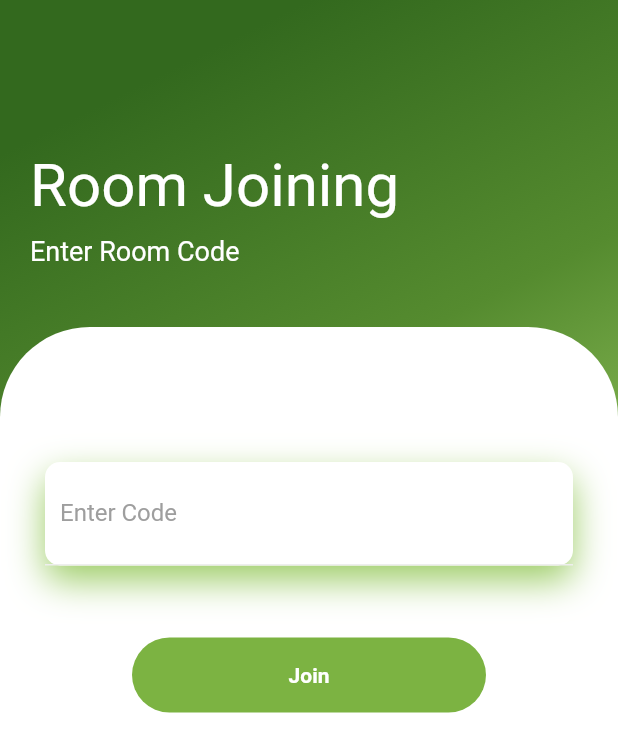
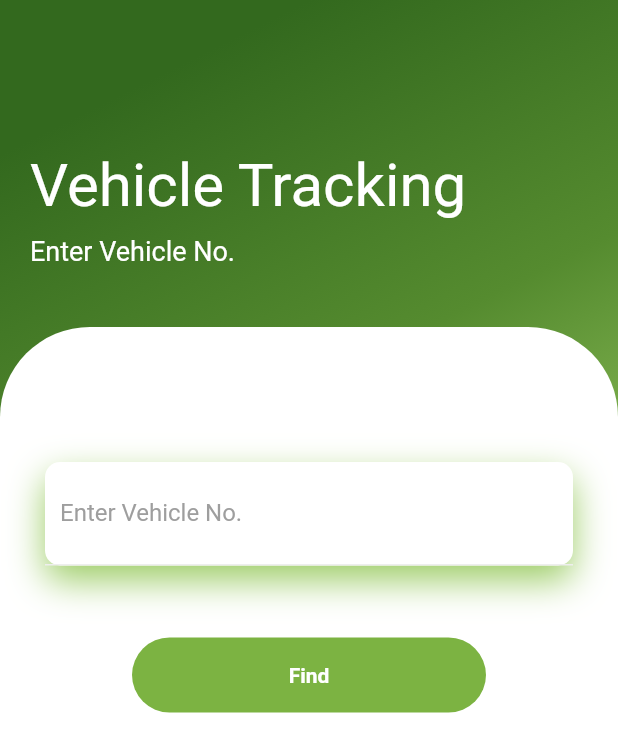
Before and after one commit to shedmekhe/Tech-Titans, a Flutter app: the RoomGenerationJoin screen opened by its route, on a phone screen of 412 x 824 dp. Shown: the top 752 px of the screen. Run offline on Flutter 3.47's test engine with Material 2 defaults, Android fonts, the light colour scheme and no system bars; our stand-ins replace cloud_firestore, firebase_core, flutter_map, get_storage, google_maps_flutter, latlong2 and 4 more; missing offline and left inert: custom_info_window, flutter_share, shrink_sidemenu; accounts and stored records are empty.

Commit message:
Changes done on text in UI

```diff
--- a/lib/screens/home_screen.dart
+++ b/lib/screens/home_screen.dart
@@ -74,7 +74,7 @@ class _HomeScreenState extends State<HomeScreen> {
                                 )));
                   },
                   child: const Text(
-                    "Create Room",
+                    "Registration",
                   ),
                 ),
                 const SizedBox(
@@ -90,7 +90,7 @@ class _HomeScreenState extends State<HomeScreen> {
                                 )));
                   },
                   child: const Text(
-                    "Join Room",
+                    "Tracking",
                   ),
                 ),
               ],
--- a/lib/screens/room_gen_join.dart
+++ b/lib/screens/room_gen_join.dart
@@ -24,7 +24,7 @@ class _RoomGenerationJoinState extends State<RoomGenerationJoin> {
   final loc.Location location = loc.Location();
   StreamSubscription<loc.LocationData> _locationSubscription;
   final box = GetStorage();
-  String room_name;
+  String vehicleNo;
   String roomCodeforjoin;
   _getLocation(String roomId, String userId) async {
     try {
@@ -52,7 +52,7 @@ class _RoomGenerationJoinState extends State<RoomGenerationJoin> {
     await FirebaseFirestore.instance
         .collection('location')
         .doc(roomId)
-        .set({"room_name": roomName}, SetOptions(merge: true));
+        .set({"vehicleNo": roomName}, SetOptions(merge: true));
   }
 
   Future<void> _listenLocation(String roomId, String userId) async {
@@ -136,7 +136,7 @@ class _RoomGenerationJoinState extends State<RoomGenerationJoin> {
                     FadeAnimation(
                         1,
                         Text(
-                          "Room Creation",
+                          "Vehicle Registration",
                           style: TextStyle(color: Colors.white, fontSize: 40),
                         )),
                     SizedBox(
@@ -145,7 +145,7 @@ class _RoomGenerationJoinState extends State<RoomGenerationJoin> {
                     FadeAnimation(
                         1.3,
                         Text(
-                          "Enter Room Name ",
+                          "Enter Vehicle No.",
                           style: TextStyle(color: Colors.white, fontSize: 18),
                         )),
                   ],
@@ -190,12 +190,12 @@ class _RoomGenerationJoinState extends State<RoomGenerationJoin> {
                                                       Colors.grey.shade200))),
                                       child: TextField(
                                         decoration: const InputDecoration(
-                                            hintText: "Room Name",
+                                            hintText: "Vehicle No.",
                                             hintStyle:
                                                 TextStyle(color: Colors.grey),
                                             border: InputBorder.none),
                                         onChanged: (value) {
-                                          room_name = value;
+                                          vehicleNo = value;
                                         },
                                       ),
                                     ),
@@ -209,16 +209,16 @@ class _RoomGenerationJoinState extends State<RoomGenerationJoin> {
                               1.6,
                               TextButton(
                                 onPressed: () async {
-                                  if (room_name == null) {
+                                  if (vehicleNo == null) {
                                     const snackBar = SnackBar(
-                                      content: Text('Enter Room Name'),
+                                      content: Text('Enter Vehicle No.'),
                                     );
                                     ScaffoldMessenger.of(context)
                                         .showSnackBar(snackBar);
                                   } else {
-                                    String roomCode = generateRandomString(6);
+                                    String roomCode = vehicleNo;
                                     print("room code " + roomCode.toString());
-                                    _create_Room(roomCode, room_name);
+                                    _create_Room(roomCode, vehicleNo);
 
                                     var snapshot = await FirebaseFirestore
                                         .instance
@@ -238,7 +238,7 @@ class _RoomGenerationJoinState extends State<RoomGenerationJoin> {
                                         context,
                                         MaterialPageRoute(
                                             builder: (context) => RoomPage(
-                                                title: room_name,
+                                                title: vehicleNo,
                                                 roomId: roomCode,
                                                 user_id: username, locationSubscription : _locationSubscription)));
                                   }
@@ -304,7 +304,7 @@ class _RoomGenerationJoinState extends State<RoomGenerationJoin> {
                     FadeAnimation(
                         1,
                         Text(
-                          "Room Joining",
+                          "Vehicle Tracking",
                           style: TextStyle(color: Colors.white, fontSize: 40),
                         )),
                     SizedBox(
@@ -313,7 +313,7 @@ class _RoomGenerationJoinState extends State<RoomGenerationJoin> {
                     FadeAnimation(
                         1.3,
                         Text(
-                          "Enter Room Code ",
+                          "Enter Vehicle No.",
                           style: TextStyle(color: Colors.white, fontSize: 18),
                         )),
                   ],
@@ -358,7 +358,7 @@ class _RoomGenerationJoinState extends State<RoomGenerationJoin> {
                                                       Colors.grey.shade200))),
                                       child: TextField(
                                         decoration: const InputDecoration(
-                                            hintText: "Enter Code",
+                                            hintText: "Enter Vehicle No.",
                                             hintStyle:
                                                 TextStyle(color: Colors.grey),
                                             border: InputBorder.none),
@@ -379,8 +379,7 @@ class _RoomGenerationJoinState extends State<RoomGenerationJoin> {
                                 onPressed: () async {
                                   roomCodeforjoin = roomCodeforjoin.trim();
 
-                                  if (roomCodeforjoin == null ||
-                                      roomCodeforjoin.length != 6) {
+                                  if (roomCodeforjoin == null) {
                                     const snackBar = SnackBar(
                                       content: Text('Room Name is Invalid'),
                                     );
@@ -416,12 +415,12 @@ class _RoomGenerationJoinState extends State<RoomGenerationJoin> {
                                           context,
                                           MaterialPageRoute(
                                               builder: (context) => RoomPage(
-                                                  title: room_name,
+                                                  title: vehicleNo,
                                                   roomId: roomCodeforjoin,
                                                   user_id: username)));
                                     } else {
                                       const snackBar = SnackBar(
-                                        content: Text('Room Name is Invalid'),
+                                        content: Text('Vehicle No. is Invalid'),
                                       );
                                       ScaffoldMessenger.of(context)
                                           .showSnackBar(snackBar);
@@ -443,7 +442,7 @@ class _RoomGenerationJoinState extends State<RoomGenerationJoin> {
                                                   Colors.lightGreen[600]),
                                         ),
                                         child: const Text(
-                                          "Join",
+                                          "Find",
                                           style: TextStyle(
                                               color: Colors.white,
                                               fontWeight: FontWeight.bold),
```
